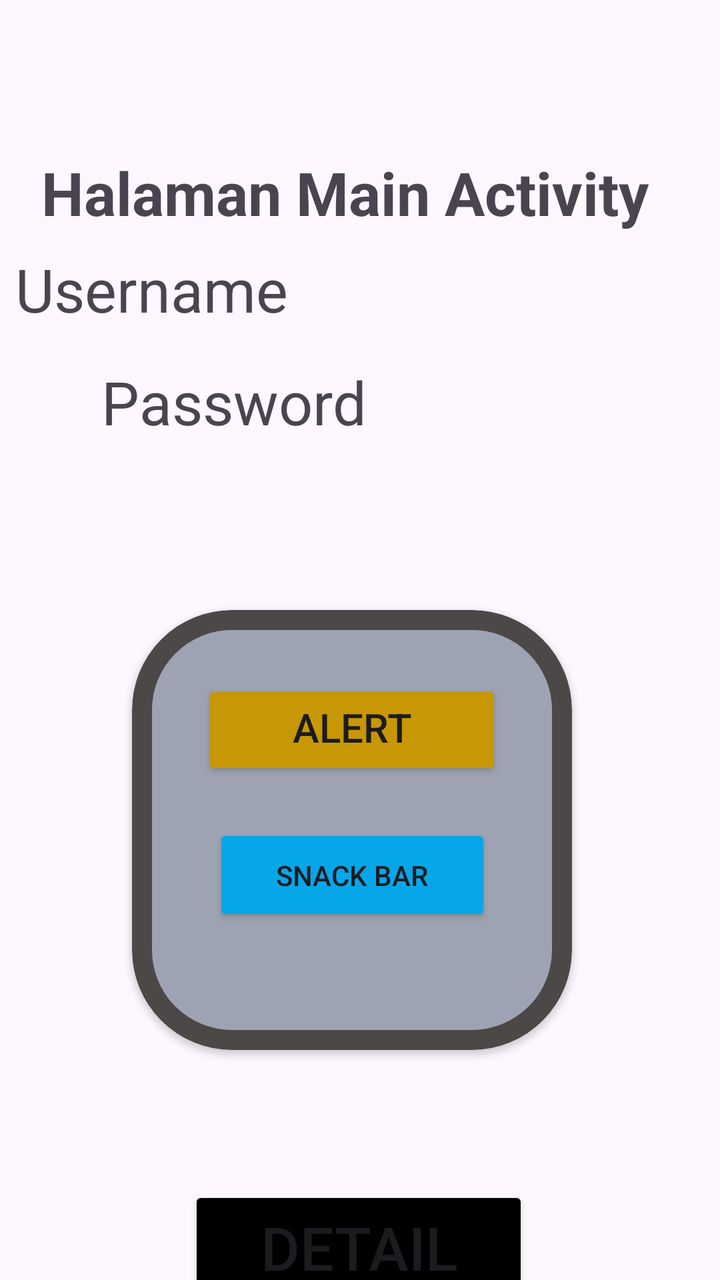
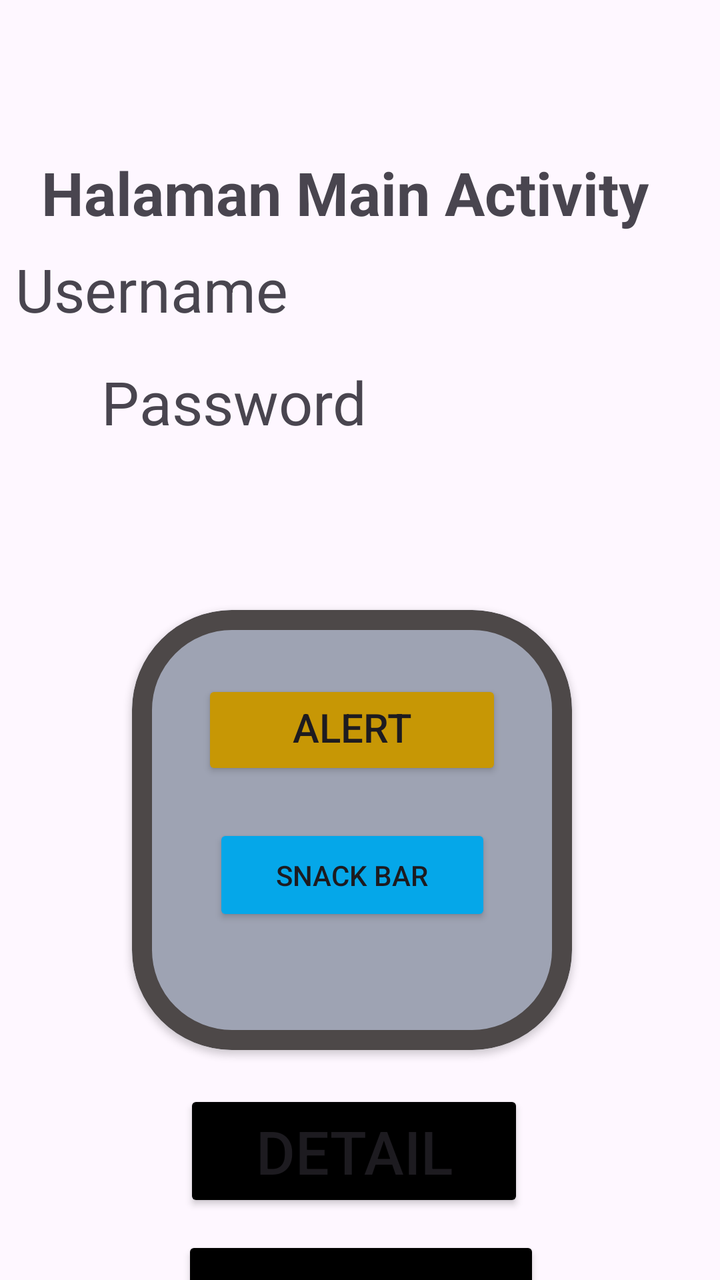

Two renders of the same Android screen: before a commit and after it. Below are the layout's source before the change and the commit's diff.
<!-- AndroidManifest.xml: application theme Theme.MilaAzizah_3TIB -->
<!-- res/layout/activity_main.xml -->
<?xml version="1.0" encoding="utf-8"?>
<androidx.constraintlayout.widget.ConstraintLayout xmlns:android="http://schemas.android.com/apk/res/android"
    xmlns:app="http://schemas.android.com/apk/res-auto"
    xmlns:tools="http://schemas.android.com/tools"
    android:id="@+id/main"
    android:layout_width="match_parent"
    android:layout_height="match_parent"
    tools:context=".MainActivity">

    <TextView
        android:id="@+id/textView7"
        android:layout_width="wrap_content"
        android:layout_height="wrap_content"
        android:layout_marginTop="76dp"
        android:text="Halaman Main Activity"
        android:textSize="30dp"
        android:textStyle="bold"
        app:layout_constraintEnd_toEndOf="parent"
        app:layout_constraintHorizontal_bias="0.367"
        app:layout_constraintStart_toStartOf="parent"
        app:layout_constraintTop_toTopOf="parent" />

    <TextView
        android:id="@+id/txtUsername"
        android:layout_width="wrap_content"
        android:layout_height="wrap_content"
        android:layout_marginTop="8dp"
        android:layout_marginEnd="216dp"

        android:text="Username"

        android:textSize="30dp"
        app:layout_constraintEnd_toEndOf="parent"
        app:layout_constraintTop_toBottomOf="@+id/textView7" />

    <TextView
        android:id="@+id/txtPassword"
        android:layout_width="wrap_content"
        android:layout_height="wrap_content"
        android:layout_marginTop="16dp"
        android:text="Password"
        android:textSize="30dp"
        app:layout_constraintEnd_toEndOf="parent"
        app:layout_constraintHorizontal_bias="0.223"
        app:layout_constraintStart_toStartOf="parent"
        app:layout_constraintTop_toBottomOf="@+id/txtUsername" />

    <com.google.android.material.card.MaterialCardView
        android:id="@+id/materialCardView"
        android:layout_width="220dp"
        android:layout_height="220dp"
        android:layout_marginTop="84dp"
        app:cardBackgroundColor="#9EA3B3"
        app:cardElevation="2dp"
        app:strokeColor="#4D4848"
        app:strokeWidth="10dp"
        app:cardCornerRadius="50dp"
        app:layout_constraintEnd_toEndOf="parent"
        app:layout_constraintHorizontal_bias="0.471"
        app:layout_constraintStart_toStartOf="parent"
        app:layout_constraintTop_toBottomOf="@+id/txtPassword">

        <androidx.constraintlayout.widget.ConstraintLayout
            android:layout_width="match_parent"
            android:layout_height="match_parent"
            android:layout_margin="15dp">

            <Button
                android:id="@+id/btnAlertDialog"
                android:layout_width="150dp"
                android:layout_height="50dp"
                android:layout_marginTop="20dp"
                android:backgroundTint="#C79705"
                android:text="Alert Dialog"
                android:textSize="20dp"
                app:layout_constraintEnd_toEndOf="parent"
                app:layout_constraintStart_toStartOf="parent"
                app:layout_constraintTop_toTopOf="parent" />

            <Button
                android:id="@+id/btnSnackBar"
                android:layout_width="139dp"
                android:layout_height="51dp"
                android:layout_marginTop="92dp"
                android:backgroundTint="#05A7E9"
                android:text="Snack Bar"
                app:layout_constraintEnd_toEndOf="parent"
                app:layout_constraintStart_toStartOf="parent"
                app:layout_constraintTop_toTopOf="parent" />
        </androidx.constraintlayout.widget.ConstraintLayout>

    </com.google.android.material.card.MaterialCardView>


    <Button
        android:id="@+id/btnKembali"
        android:layout_width="179dp"
        android:layout_height="64dp"
        android:layout_marginTop="12dp"
        android:backgroundTint="@color/black"
        android:text="Kembali"
        android:textSize="30dp"
        app:layout_constraintEnd_toEndOf="parent"
        app:layout_constraintHorizontal_bias="0.503"
        app:layout_constraintStart_toStartOf="parent"
        app:layout_constraintTop_toBottomOf="@+id/btnDetail" />

    <Button
        android:id="@+id/btnDetail"
        android:layout_width="170dp"
        android:layout_height="61dp"
        android:layout_marginTop="68dp"
        android:backgroundTint="@color/black"
        android:text="Detail"
        android:textSize="30dp"
        app:layout_constraintEnd_toEndOf="parent"
        app:layout_constraintHorizontal_bias="0.497"
        app:layout_constraintStart_toStartOf="parent"
        app:layout_constraintTop_toBottomOf="@+id/materialCardView" />

</androidx.constraintlayout.widget.ConstraintLayout>
<!-- resources referenced by this layout -->
<resources>
  <color name="black">#FF000000</color>
  <style name="Theme.MilaAzizah_3TIB" parent="Base.Theme.MilaAzizah_3TIB" />
  <style name="Base.Theme.MilaAzizah_3TIB" parent="Theme.Material3.DayNight.NoActionBar">
          
          
      </style>
</resources>

<!-- the commit's change to res/layout/activity_main.xml (unified diff, before → after) -->
@@ -109,13 +109,23 @@
         android:id="@+id/btnDetail"
         android:layout_width="170dp"
         android:layout_height="61dp"
-        android:layout_marginTop="68dp"
+        android:layout_marginTop="20dp"
         android:backgroundTint="@color/black"
         android:text="Detail"
         android:textSize="30dp"
         app:layout_constraintEnd_toEndOf="parent"
-        app:layout_constraintHorizontal_bias="0.497"
+        app:layout_constraintHorizontal_bias="0.485"
         app:layout_constraintStart_toStartOf="parent"
         app:layout_constraintTop_toBottomOf="@+id/materialCardView" />
 
+    <Button
+        android:id="@+id/btnToLima"
+        android:layout_width="165dp"
+        android:layout_height="55dp"
+        android:text="Pertemuan 5"
+        android:textSize="15dp"
+        app:layout_constraintEnd_toEndOf="parent"
+        app:layout_constraintStart_toStartOf="parent"
+        app:layout_constraintTop_toBottomOf="@+id/btnKembali" />
+
 </androidx.constraintlayout.widget.ConstraintLayout>
